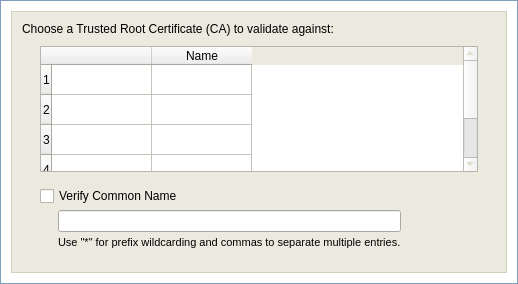
Qt form xsupplicant-ui/Skins/Default/wizardPageDot1XCert.ui (Zero3K/xsupplicant) before a commit.
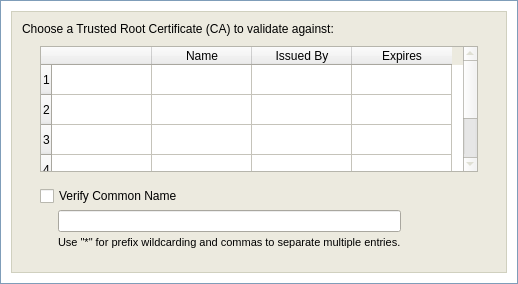
The same form after that commit.

Commit message: Fixed a bug in the UI that prevented the user from being able to select a server certificate in the wizard when configuring PEAP or TTLS.  Changed the certificate selection window in the wizard to show more information.

Patch:
```diff
--- a/xsupplicant-ui/Skins/Default/wizardPageDot1XCert.ui
+++ b/xsupplicant-ui/Skins/Default/wizardPageDot1XCert.ui
@@ -419,7 +419,7 @@
                <number>5</number>
               </property>
               <property name="columnCount" >
-               <number>2</number>
+               <number>4</number>
               </property>
               <row/>
               <row/>
@@ -428,7 +428,7 @@
               <row/>
               <column>
                <property name="text" >
-                <string/>
+                <string> </string>
                </property>
               </column>
               <column>
@@ -436,6 +436,16 @@
                 <string>Name</string>
                </property>
               </column>
+              <column>
+               <property name="text" >
+                <string>Issued By</string>
+               </property>
+              </column>
+              <column>
+               <property name="text" >
+                <string>Expires</string>
+               </property>
+              </column>
              </widget>
             </item>
             <item>
```
Left out of the diff: 6 changed lines with no effect on the pictures. The commit also changes 4 other files.
